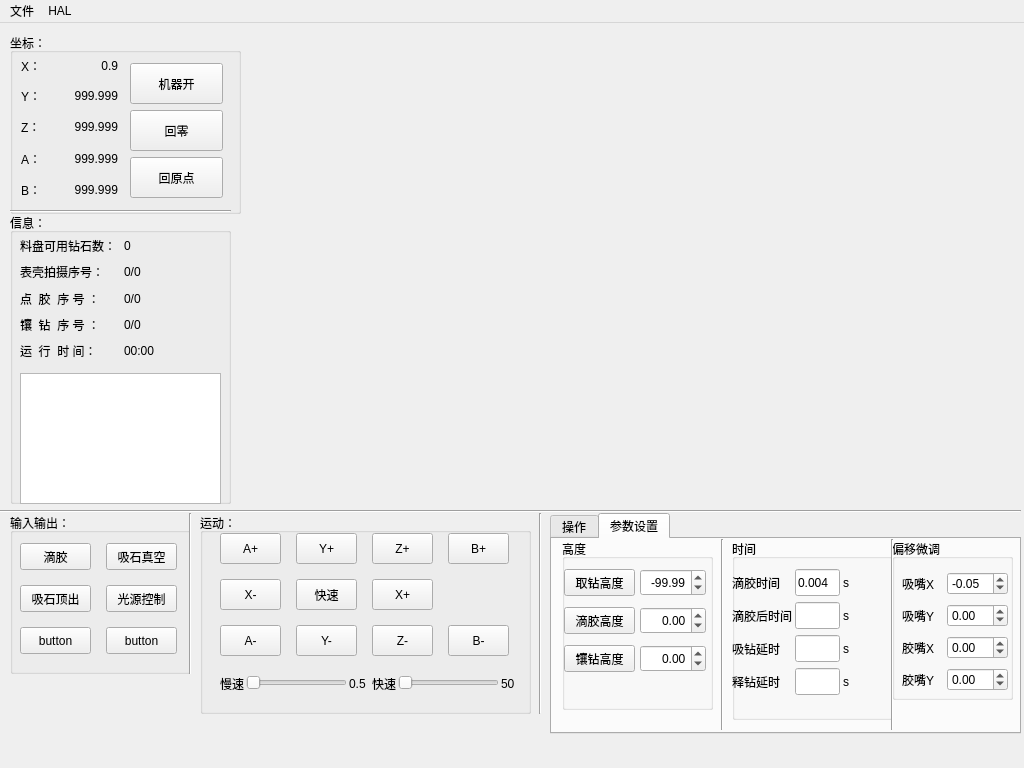
Old version of the form watchdiamondwidget.ui in the repository huangbocai/watch.
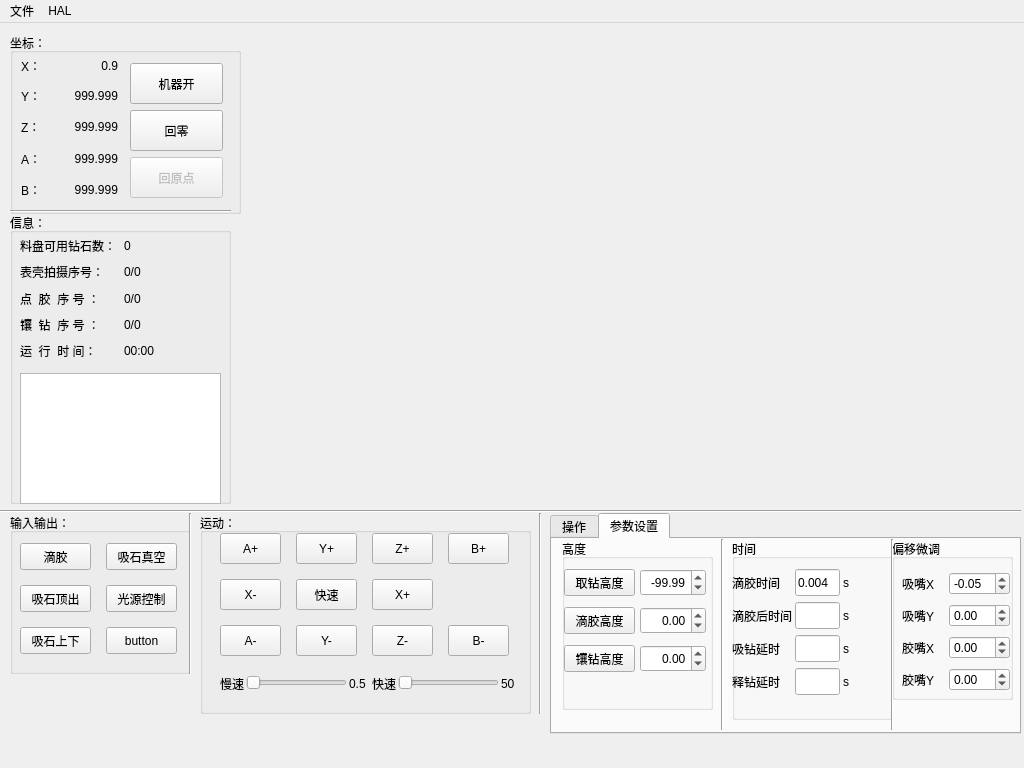
New version of the form. The open tabs and pages were chosen to show the change.

Diff of the .ui file:
```diff
--- a/watchdiamondwidget.ui
+++ b/watchdiamondwidget.ui
@@ -204,6 +204,9 @@
       </item>
       <item>
        <widget class="QPushButton" name="bt_zero">
+        <property name="enabled">
+         <bool>false</bool>
+        </property>
         <property name="minimumSize">
          <size>
           <width>93</width>
@@ -456,7 +459,7 @@
          </size>
         </property>
         <property name="text">
-         <string>button</string>
+         <string>吸石上下</string>
         </property>
         <property name="checkable">
          <bool>true</bool>
@@ -1273,7 +1276,7 @@
         <rect>
          <x>10</x>
          <y>30</y>
-         <width>106</width>
+         <width>108</width>
          <height>128</height>
         </rect>
        </property>
```
